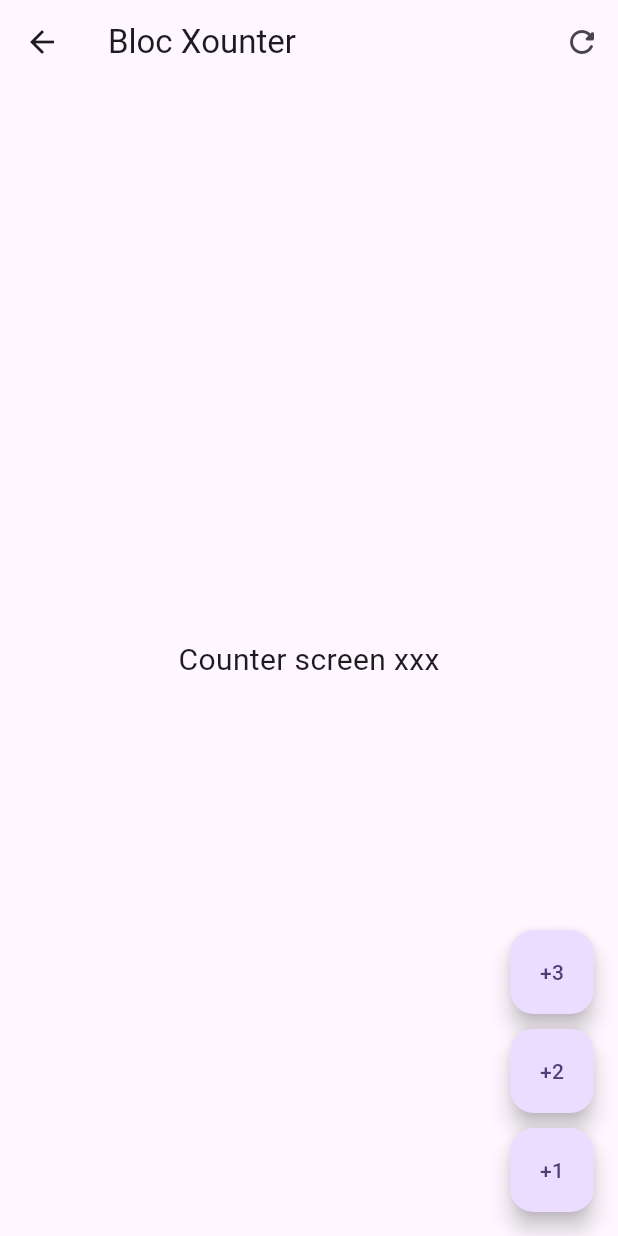
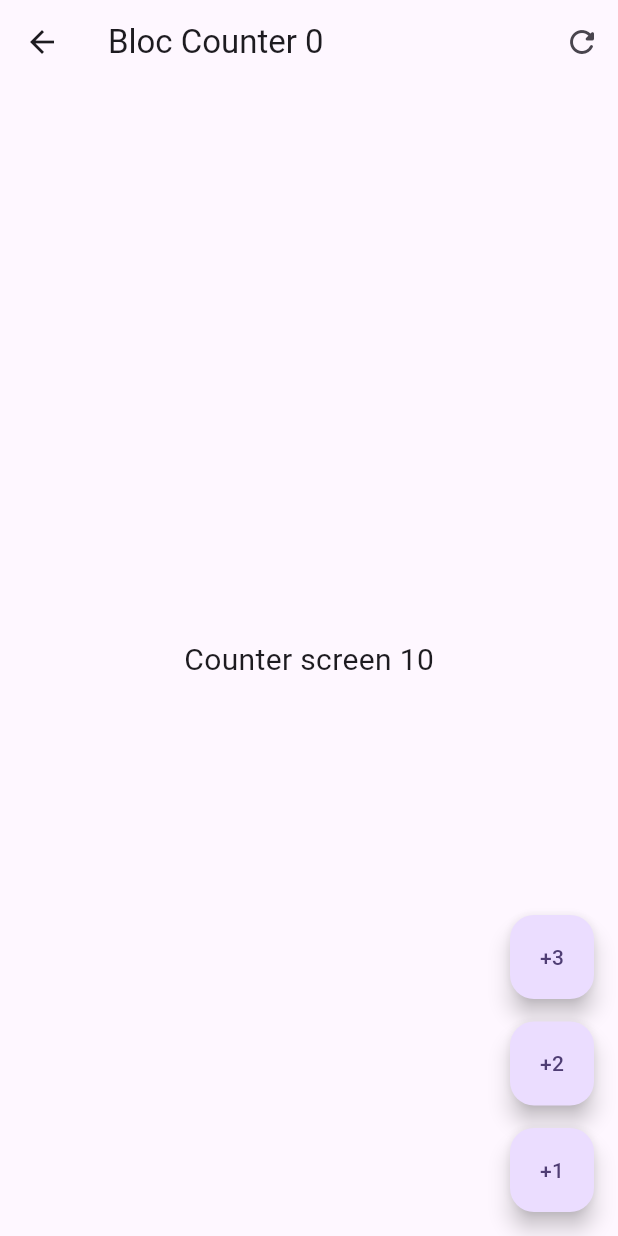
Before and after one commit to szuluaga-beep/forms_app, a Flutter app: the screen it shows after launch, after a tap on "Bloc", on a phone screen of 412 x 824 dp. Run offline on Flutter 3.47's test engine with Material 3 defaults, Android fonts, the phone set to English and light mode, and no system bars; our stand-ins replace equatable, flutter_bloc, go_router.

Commit message:
Usar Counter Bloc

```diff
--- a/lib/presentation/blocs/counter_bloc/counter_bloc.dart
+++ b/lib/presentation/blocs/counter_bloc/counter_bloc.dart
@@ -7,6 +7,7 @@ part 'counter_state.dart';
 class CounterBloc extends Bloc<CounterEvent, CounterState> {
   CounterBloc() : super(const CounterState()) {
     on<CounterIncreased>(_onCounterIncreased);
+     on<CounterReset>( _onCounterReset );
   }
 
   _onCounterIncreased(CounterIncreased event, Emitter<CounterState> emit) {
@@ -14,4 +15,19 @@ class CounterBloc extends Bloc<CounterEvent, CounterState> {
         counter: state.counter + event.value,
         transactionCount: state.transactionCount + 1));
   }
+
+  void _onCounterReset( CounterReset event, Emitter<CounterState> emit ) {
+    emit(state.copyWith(
+      counter: 0,
+    ));
+  }
+
+
+  void increaseBy([int value = 1]){
+    add( CounterIncreased(value) );
+  }
+
+  void resetCounter(){
+    add( CounterReset() );
+  }
 }
--- a/lib/presentation/blocs/counter_bloc/counter_event.dart
+++ b/lib/presentation/blocs/counter_bloc/counter_event.dart
@@ -9,3 +9,5 @@ class CounterIncreased extends CounterEvent {
 
   const CounterIncreased(this.value);
 }
+
+class CounterReset extends CounterEvent {}
--- a/lib/presentation/screens/bloc_counter_screen.dart
+++ b/lib/presentation/screens/bloc_counter_screen.dart
@@ -1,44 +1,65 @@
 import 'package:flutter/material.dart';
+import 'package:flutter_bloc/flutter_bloc.dart';
+import 'package:forms_app/presentation/blocs/counter_bloc/counter_bloc.dart';
 
 class BlocCounterScreen extends StatelessWidget {
   const BlocCounterScreen({super.key});
 
   @override
   Widget build(BuildContext context) {
+    return BlocProvider(
+        create: (_) => CounterBloc(), child: const _BlocCounterView());
+  }
+}
+
+class _BlocCounterView extends StatelessWidget {
+  const _BlocCounterView();
+
+  @override
+  Widget build(BuildContext context) {
+    void increaseCounterBy(BuildContext context, [int value = 1]) {
+      context.read<CounterBloc>().add(CounterIncreased(value));
+      // context.read<CounterBloc>()
+      //   .increaseBy(value);
+    }
+
     return Scaffold(
       appBar: AppBar(
-        title: const Text('Bloc Xounter'),
+        title: context.select((CounterBloc bloc) =>
+            Text('Bloc Counter ${bloc.state.transactionCount}')),
         actions: [
-          IconButton(onPressed: () {}, icon: const Icon(Icons.refresh_rounded))
+          IconButton(
+              onPressed: () => context.read<CounterBloc>().resetCounter(),
+              icon: const Icon(Icons.refresh_rounded))
         ],
       ),
-      body: const Center(
-        child: Text('Counter screen xxx', style: TextStyle(fontSize: 20),),
+      body: Center(
+        child: context.select((CounterBloc value) => Text(
+              'Counter screen ${value.state.counter}',
+              style: const TextStyle(fontSize: 20),
+            )),
       ),
       floatingActionButton: Column(
         mainAxisAlignment: MainAxisAlignment.end,
         children: [
           FloatingActionButton(
               heroTag: '1',
-            onPressed: () {},
               child: const Text('+3'),
-          ),
+              onPressed: () => increaseCounterBy(context, 3)),
           const SizedBox(
-            height: 10,
+            height: 15,
           ),
           FloatingActionButton(
               heroTag: '2',
-            onPressed: () {},
               child: const Text('+2'),
-          ),
+              onPressed: () => increaseCounterBy(context, 2)),
           const SizedBox(
-            height: 10,
+            height: 15,
           ),
           FloatingActionButton(
               heroTag: '3',
-            onPressed: () {},
               child: const Text('+1'),
-          ),
+              onPressed: () => increaseCounterBy(context)),
         ],
       ),
     );
```
Lines whose indentation alone changed are shown as unchanged.
